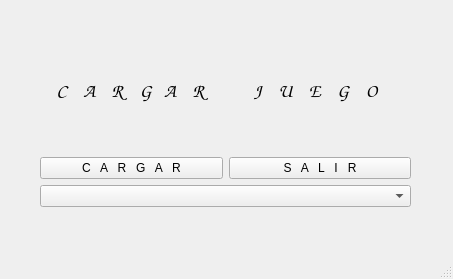
First picture: the form in cargarsudoku.ui, repository dacabrer/proyecto_lenguajes_1erParcial, before the edit.
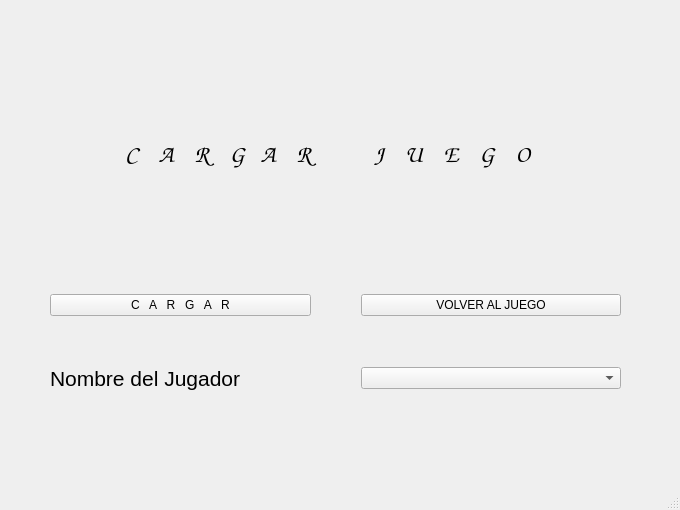
Second picture: the form after the edit.

Commit message: Modificacion de la interface y mejor implementacion de guardar y cargar la partida

What changed in the file:
```diff
--- a/cargarsudoku.ui
+++ b/cargarsudoku.ui
@@ -6,8 +6,8 @@
    <rect>
     <x>0</x>
     <y>0</y>
-    <width>453</width>
-    <height>279</height>
+    <width>680</width>
+    <height>510</height>
    </rect>
   </property>
   <property name="windowTitle">
@@ -18,30 +18,48 @@
     <property name="geometry">
      <rect>
       <x>40</x>
-      <y>30</y>
-      <width>371</width>
-      <height>177</height>
+      <y>60</y>
+      <width>591</width>
+      <height>341</height>
      </rect>
     </property>
     <layout class="QVBoxLayout" name="verticalLayout">
-     <item>
+     <property name="spacing">
+      <number>50</number>
+     </property>
+     <property name="leftMargin">
+      <number>10</number>
+     </property>
+     <property name="topMargin">
+      <number>10</number>
+     </property>
+     <property name="rightMargin">
+      <number>10</number>
+     </property>
+     <property name="bottomMargin">
+      <number>10</number>
+     </property>
+     <item alignment="Qt::AlignHCenter">
       <widget class="QLabel" name="label">
        <property name="font">
         <font>
          <family>URW Chancery L</family>
-         <pointsize>14</pointsize>
+         <pointsize>18</pointsize>
          <weight>75</weight>
          <italic>true</italic>
          <bold>true</bold>
         </font>
        </property>
        <property name="text">
-        <string>    C    A    R    G   A    R            J    U    E    G    O</string>
+        <string>    C    A    R    G   A    R            J    U    E    G    O       </string>
        </property>
       </widget>
      </item>
      <item>
       <layout class="QHBoxLayout" name="horizontalLayout">
+       <property name="topMargin">
+        <number>6</number>
+       </property>
        <item>
         <widget class="QPushButton" name="bcargarCargarJuego">
          <property name="text">
@@ -52,14 +70,30 @@
        <item>
         <widget class="QPushButton" name="bsalirCargarJuego">
          <property name="text">
-          <string>S   A   L   I   R</string>
+          <string>VOLVER AL JUEGO</string>
          </property>
         </widget>
        </item>
       </layout>
      </item>
      <item>
-      <widget class="QComboBox" name="comboBoxCargar"/>
+      <layout class="QHBoxLayout" name="horizontalLayout_2">
+       <item>
+        <widget class="QLabel" name="label_2">
+         <property name="font">
+          <font>
+           <pointsize>16</pointsize>
+          </font>
+         </property>
+         <property name="text">
+          <string>Nombre del Jugador</string>
+         </property>
+        </widget>
+       </item>
+       <item>
+        <widget class="QComboBox" name="comboBoxCargar"/>
+       </item>
+      </layout>
      </item>
     </layout>
    </widget>
```
Left out of the diff: 9 changed lines with no effect on the pictures. The commit also changes 13 other files.
